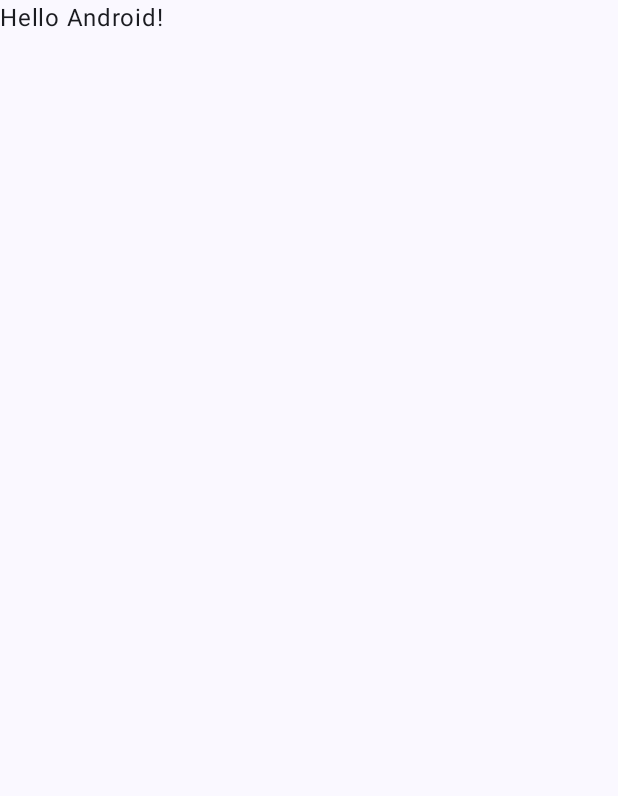
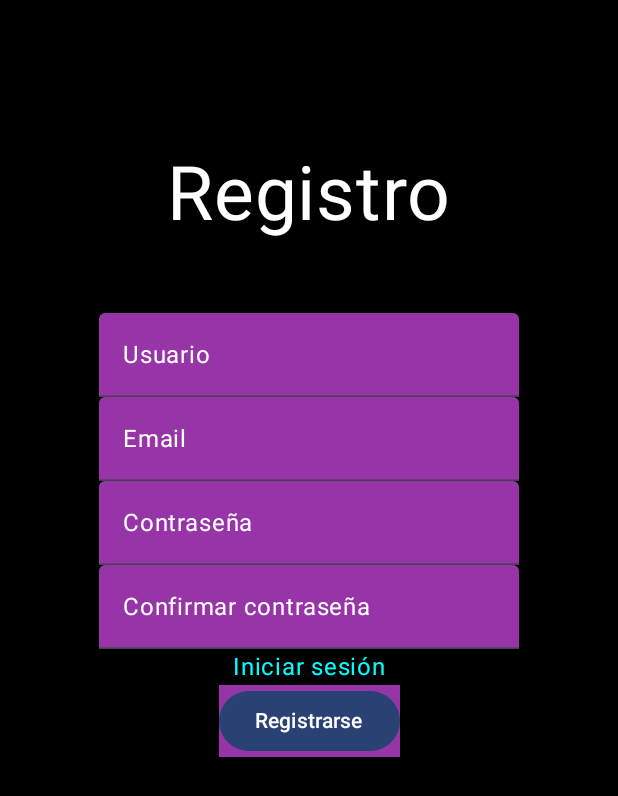
Before and after one commit to marcpons4/Logolling, an Android app built with Jetpack Compose: the screen it shows after launch (MainActivity), on a phone screen of 412 x 824 dp. Before the commit the part shown is almost empty. Shown: the top 796 px of the screen. Run offline under Robolectric (Android 15) with nearby library versions, the phone set to English and light mode, and no system bars.

Commit message:
Interfaz de la pantalla de Registro (TextFields)

```diff
--- a/app/src/main/java/com/marponlac/logolling/MainActivity.kt
+++ b/app/src/main/java/com/marponlac/logolling/MainActivity.kt
@@ -20,10 +20,7 @@ class MainActivity : ComponentActivity() {
         setContent {
             LogollingTheme {
                 Scaffold(modifier = Modifier.fillMaxSize()) { innerPadding ->
-                    Greeting(
-                        name = "Android",
-                        modifier = Modifier.padding(innerPadding)
-                    )
+                    Registro(modifier = Modifier.padding(innerPadding))
                 }
             }
         }
--- /dev/null
+++ b/app/src/main/java/com/marponlac/logolling/Registro.kt
@@ -0,0 +1,96 @@
+package com.marponlac.logolling
+
+import androidx.compose.foundation.background
+import androidx.compose.foundation.layout.Arrangement
+import androidx.compose.foundation.layout.Box
+import androidx.compose.foundation.layout.Column
+import androidx.compose.foundation.layout.Row
+import androidx.compose.foundation.layout.Spacer
+import androidx.compose.foundation.layout.fillMaxSize
+import androidx.compose.foundation.layout.padding
+import androidx.compose.foundation.layout.size
+import androidx.compose.foundation.shape.RoundedCornerShape
+import androidx.compose.foundation.text.input.TextFieldState
+import androidx.compose.material3.Button
+import androidx.compose.material3.Text
+import androidx.compose.material3.TextField
+import androidx.compose.material3.TextFieldDefaults
+import androidx.compose.runtime.Composable
+import androidx.compose.runtime.getValue
+import androidx.compose.runtime.mutableStateOf
+import androidx.compose.runtime.saveable.rememberSaveable
+import androidx.compose.runtime.setValue
+import androidx.compose.ui.Alignment
+import androidx.compose.ui.Modifier
+import androidx.compose.ui.graphics.Color
+import androidx.compose.ui.graphics.Shape
+import androidx.compose.ui.text.style.TextAlign
+import androidx.compose.ui.unit.dp
+import androidx.compose.ui.unit.sp
+
+@Composable
+fun Registro(modifier: Modifier){
+    var usuario by rememberSaveable { mutableStateOf("") }
+    var email by rememberSaveable {mutableStateOf("") }
+    var contraseña by rememberSaveable {mutableStateOf("") }
+    var confirmarContraseña by rememberSaveable {mutableStateOf("") }
+    Column(modifier.fillMaxSize().background(Color.Black).padding(50.dp), horizontalAlignment = Alignment.CenterHorizontally) {
+        Box(modifier.padding(50.dp)) {
+            Text("Registro", fontSize = 50.sp, color = Color.White)
+        }
+        Row() {
+            TextField(usuario, onValueChange = {usuario = it},
+                label = {Text("Usuario", color = Color.White)},
+                colors = TextFieldDefaults.colors(unfocusedContainerColor = Color(0xFF9735A8),
+                    focusedContainerColor = Color(0xFF9735A8),
+                    focusedTextColor = Color.White,
+                    unfocusedTextColor = Color.White,
+                    cursorColor = Color.White
+                ))
+        }
+        Spacer(modifier)
+        Row() {
+            TextField(email, onValueChange = {email = it},
+                label = {Text("Email", color = Color.White)},
+                colors = TextFieldDefaults.colors(unfocusedContainerColor = Color(0xFF9735A8),
+                    focusedContainerColor = Color(0xFF9735A8),
+                    focusedTextColor = Color.White,
+                    unfocusedTextColor = Color.White,
+                    cursorColor = Color.White
+                ))
+        }
+        Spacer(modifier)
+        Row() {
+            TextField(contraseña, onValueChange = {contraseña = it},
+                label = {Text("Contraseña", color = Color.White)},
+                colors = TextFieldDefaults.colors(unfocusedContainerColor = Color(0xFF9735A8),
+                    focusedContainerColor = Color(0xFF9735A8),
+                    focusedTextColor = Color.White,
+                    unfocusedTextColor = Color.White,
+                    cursorColor = Color.White
+                ))
+        }
+        Spacer(modifier)
+        Row() {
+            TextField(confirmarContraseña, onValueChange = {confirmarContraseña = it},
+                label = {Text("Confirmar contraseña", color = Color.White)},
+                colors = TextFieldDefaults.colors(unfocusedContainerColor = Color(0xFF9735A8),
+                    focusedContainerColor = Color(0xFF9735A8),
+                    focusedTextColor = Color.White,
+                    unfocusedTextColor = Color.White,
+                    cursorColor = Color.White
+                ))
+
+        }
+        Row() {
+            Text("Iniciar sesión", color = Color.Cyan)
+        }
+        Spacer(modifier)
+        Row() {
+            Button(onClick = {}, modifier = Modifier.background(Color(0xFF9735A8))) {
+                Text("Registrarse")
+            }
+        }
+
+    }
+}
```
